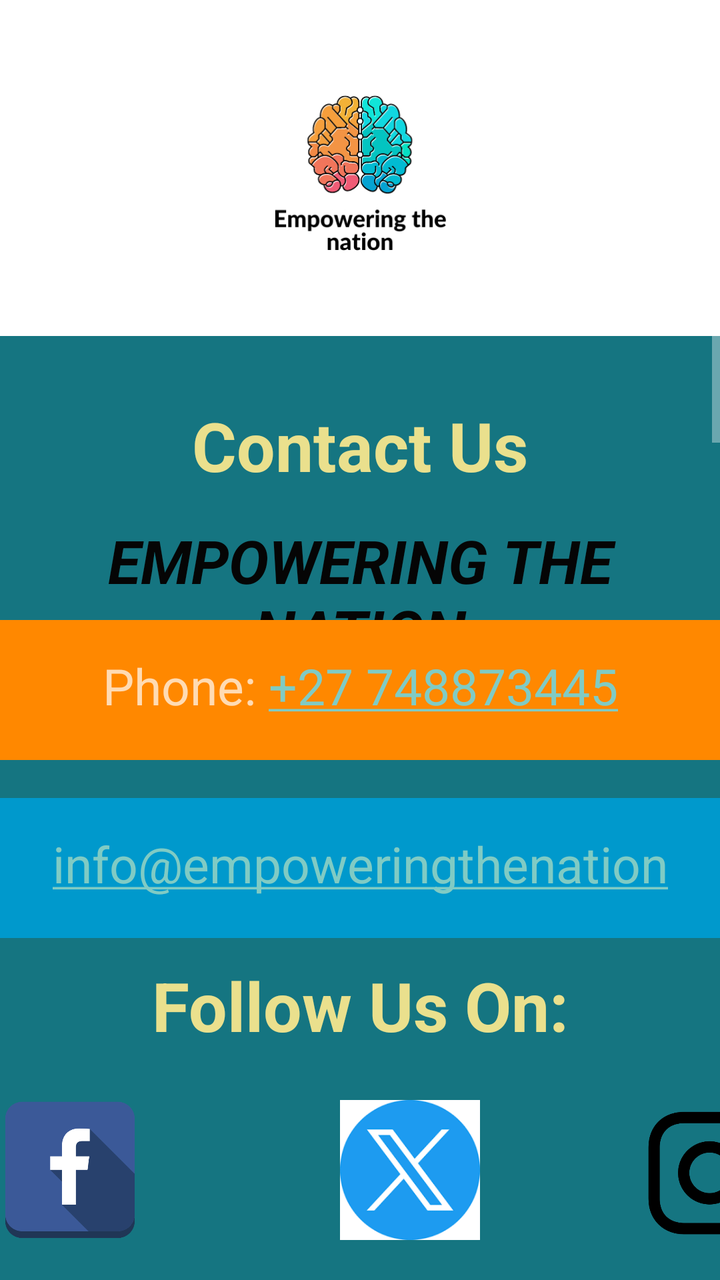
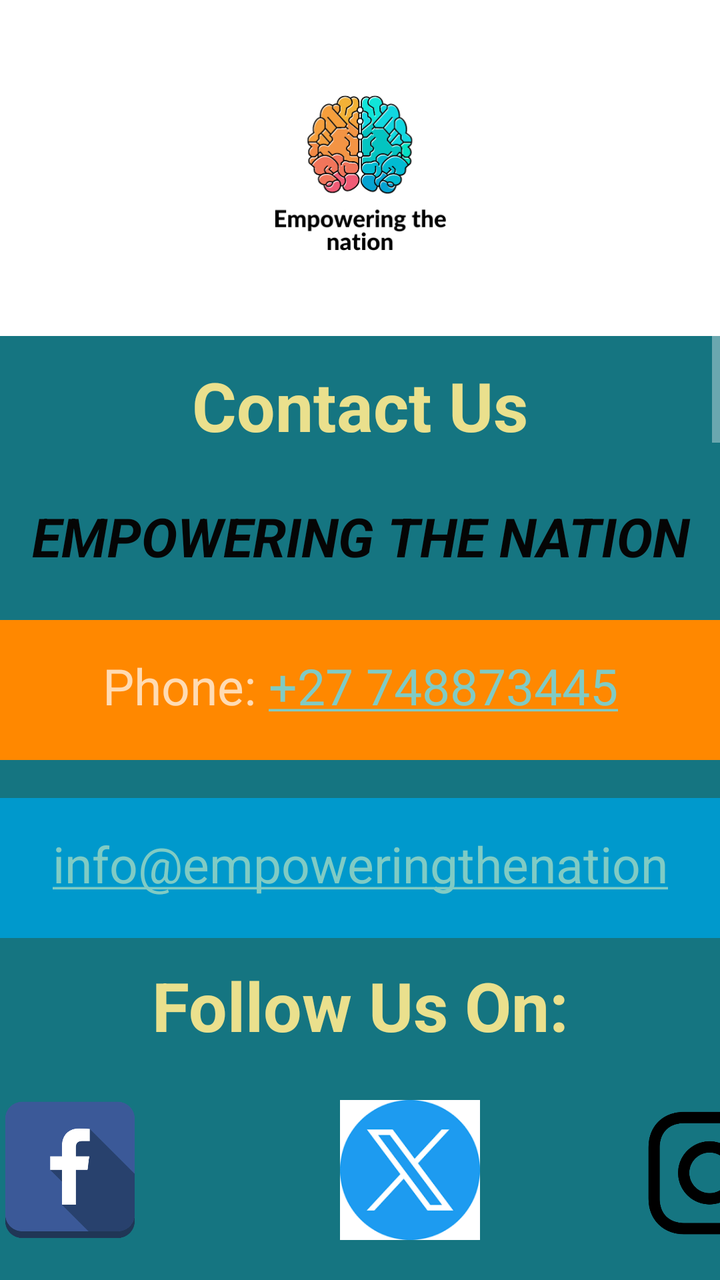

The first picture is an Android layout as it rendered before a commit; the second is the same layout after the commit. The layout source and the unified diff follow.
<!-- AndroidManifest.xml: application theme Theme.AppCompat -->
<!-- res/layout/fragment_contact_us.xml -->
<?xml version="1.0" encoding="utf-8"?>
<ScrollView
    xmlns:android="http://schemas.android.com/apk/res/android"
    xmlns:app="http://schemas.android.com/apk/res-auto"
    xmlns:tools="http://schemas.android.com/tools"
    android:id="@+id/ScrollViewMonths"
    android:layout_width="match_parent"
    android:layout_height="match_parent">

    <FrameLayout
        android:layout_width="match_parent"
        android:layout_height="match_parent"
        android:background="#157581"
        tools:context=".HomeFragment">

        


        <TextView
            android:id="@+id/textView"
            android:layout_width="match_parent"
            android:layout_height="77dp"
            android:layout_marginTop="200dp"
            android:text="Contact Us"
            android:textAlignment="center"
            android:textColor="#EAE08D"
            android:textSize="34sp"
            android:textStyle="bold" />

        
        <ImageView
            android:id="@+id/imageView2"
            android:layout_width="match_parent"
            android:layout_height="168dp"
            android:background="@color/white"
            android:src="@drawable/thumbnail_img_7280" />

        
        <TextView
            android:id="@+id/textViewSlogan"
            android:layout_width="match_parent"
            android:layout_height="50dp"
            android:layout_marginTop="260dp"
            android:background="#157581"
            android:text="EMPOWERING THE NATION"
            android:textAlignment="center"
            android:textColor="#050505"
            android:textSize="30sp"
            android:textStyle="bold|italic" />

        <TextView
            android:id="@+id/map1"
            android:layout_width="match_parent"
            android:layout_height="77dp"
            android:layout_marginTop="705dp"
            android:text="Venue 1, IIE VARSITY COLLEGE"
            android:textAlignment="center"
            android:textColor="#EAE08D"
            android:textSize="24sp"
            android:textStyle="bold" />
        <ImageView
            android:id="@+id/imageView10"
            android:layout_width="wrap_content"
            android:layout_height="300dp"
            android:layout_marginTop="750dp"
            android:layout_gravity="center_horizontal"
            android:src="@drawable/map_1" />
        <TextView
            android:id="@+id/map2"
            android:layout_width="match_parent"
            android:layout_height="77dp"
            android:layout_marginTop="1100dp"
            android:text="Venue 2, City Varsity Braamfontein"
            android:textAlignment="center"
            android:textColor="#EAE08D"
            android:textSize="24sp"
            android:textStyle="bold" />
        <ImageView
            android:id="@+id/imageView12"
            android:layout_width="wrap_content"
            android:layout_height="300dp"
            android:layout_marginTop="1150dp"
            android:layout_gravity="center_horizontal"
            android:src="@drawable/map_2" />

        <TextView
            android:id="@+id/mapview"
            android:layout_width="match_parent"
            android:layout_height="70dp"
            android:layout_marginTop="310dp"
            android:autoLink="phone"
            android:background="@android:color/holo_orange_dark"
            android:padding="16dp"
            android:text="Phone: +27 748873445"
            android:textAlignment="center"
            android:textSize="25sp" />

        <TextView
            android:id="@+id/map3"
            android:layout_width="match_parent"
            android:layout_height="77dp"
            android:layout_marginTop="1490dp"
            android:text="Venue 2, City Varsity Braamfontein"
            android:textAlignment="center"
            android:textColor="#EAE08D"
            android:textSize="24sp"
            android:textStyle="bold" />
        <ImageView
            android:id="@+id/imageView14"
            android:layout_width="wrap_content"
            android:layout_height="300dp"
            android:layout_marginTop="1550dp"
            android:layout_gravity="center_horizontal"
            app:srcCompat="@drawable/map_3" />
        <TextView
            android:id="@+id/emailView"
            android:layout_width="match_parent"
            android:layout_height="70dp"
            android:layout_marginTop="399dp"
            android:autoLink="email"
            android:background="@android:color/holo_blue_dark"
            android:padding="16dp"
            android:text="info@empoweringthenation.com"
            android:textAlignment="center"
            android:textColor="#FFFFFF"
            android:textSize="25sp" /> <TextView
        android:id="@+id/w"
        android:layout_width="match_parent"
        android:layout_height="77dp"
        android:layout_marginTop="480dp"
        android:text="Follow Us On:"
        android:textAlignment="center"
        android:textColor="#EAE08D"
        android:textSize="34sp"
        android:textStyle="bold" />
        <LinearLayout
            android:layout_width="match_parent"
            android:layout_height="wrap_content"
            android:orientation="horizontal"
            android:layout_marginTop="550dp">


            <ImageView
                android:id="@+id/facebookIcon"
                android:layout_width="70dp"
                android:layout_height="70dp"
                android:src="@drawable/zbf"/>



            <ImageView
                android:id="@+id/twitterIcon"
                android:layout_width="70dp"
                android:layout_height="70dp"
                android:layout_marginStart="100dp"
            android:src="@drawable/twt" />
            <ImageView
                android:id="@+id/instaIcon"
                android:layout_width="70dp"
                android:layout_height="70dp"
                android:layout_marginStart="80dp"
                android:src="@drawable/insta"/>
        </LinearLayout>
    </FrameLayout>
</ScrollView>
<!-- resources referenced by this layout -->
<resources>
  <color name="white">#FFFFFFFF</color>
  <!-- drawable insta: png bitmap (drawable, 14765 bytes) -->
  <!-- drawable map_1: png bitmap (drawable, 141246 bytes) -->
  <!-- drawable map_2: png bitmap (drawable, 78058 bytes) -->
  <!-- drawable map_3: png bitmap (drawable, 86621 bytes) -->
  <!-- drawable thumbnail_img_7280: jpg bitmap (drawable, 73812 bytes) -->
  <!-- drawable twt: png bitmap (drawable, 4513 bytes) -->
  <!-- drawable zbf: png bitmap (drawable, 8119 bytes) -->
</resources>

<!-- the commit's change to res/layout/fragment_contact_us.xml (unified diff, before → after) -->
@@ -16,18 +16,18 @@
         
 
 
+        
         <TextView
             android:id="@+id/textView"
             android:layout_width="match_parent"
             android:layout_height="77dp"
-            android:layout_marginTop="200dp"
+            android:layout_marginTop="180dp"
             android:text="Contact Us"
             android:textAlignment="center"
             android:textColor="#EAE08D"
             android:textSize="34sp"
             android:textStyle="bold" />
 
-        
         <ImageView
             android:id="@+id/imageView2"
             android:layout_width="match_parent"
@@ -40,12 +40,12 @@
             android:id="@+id/textViewSlogan"
             android:layout_width="match_parent"
             android:layout_height="50dp"
-            android:layout_marginTop="260dp"
+            android:layout_marginTop="250dp"
             android:background="#157581"
             android:text="EMPOWERING THE NATION"
             android:textAlignment="center"
             android:textColor="#050505"
-            android:textSize="30sp"
+            android:textSize="27sp"
             android:textStyle="bold|italic" />
 
         <TextView
